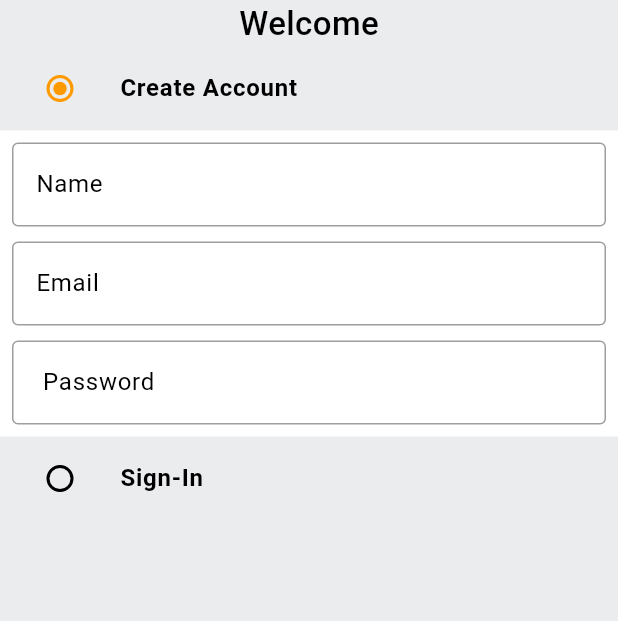
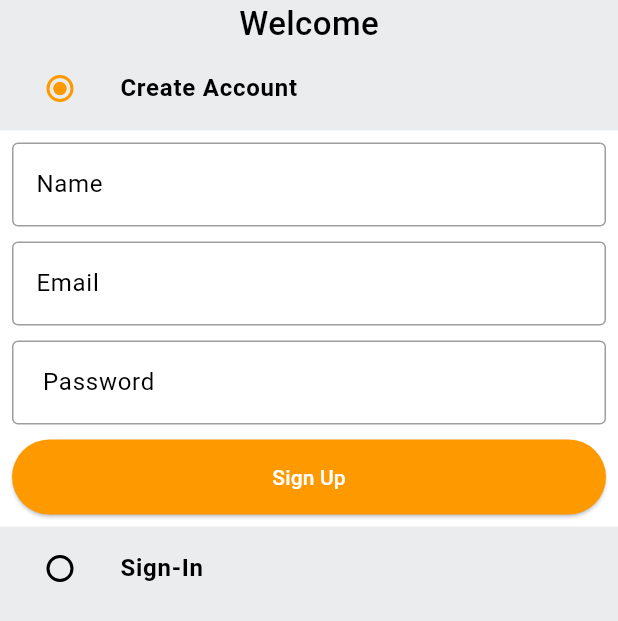
Before and after one commit to natanmuletahunde/node_tut2, a Flutter app: the screen it shows after launch, on a phone screen of 412 x 824 dp. Shown: the top 621 px of the screen. Run offline on Flutter 3.47's test engine with Material 3 defaults, Android fonts, the phone set to English and light mode, and no system bars.

Commit message:
modfiy the button

```diff
--- a/lib/common/widgets/custom_button.dart
+++ b/lib/common/widgets/custom_button.dart
@@ -1,19 +1,27 @@
+import 'package:amazon_clone/constants/global_variables.dart';
 import 'package:flutter/material.dart';
 
 class CustomButton extends StatelessWidget {
-  final String Text;
-
-  const CustomButton({super.key});
+  final String text;
+  final VoidCallback onTap;
+  const CustomButton({
+    super.key,
+    required this.text,
+    required this.onTap,
+  });
 
   @override
   Widget build(BuildContext context) {
-    return  ElevatedButton(
-            child:Text ('signUp'),
-            onPressed:() {
-            },
-            style: ElevatedButton.styleFrom(
-              minimumSize: const Size(double.infinity, 50)
-            ),
+    return ElevatedButton(
+      child: Text(
+        text,
+        style: const TextStyle(color: Colors.white),
+      ),
+      onPressed: onTap,
+      style: ElevatedButton.styleFrom(
+        backgroundColor: GlobalVariables.secondaryColor,
+        minimumSize: const Size(double.infinity, 50),
+      ),
     );
   }
 }
--- a/lib/features/auth/screens/auth_screen.dart
+++ b/lib/features/auth/screens/auth_screen.dart
@@ -1,3 +1,4 @@
+import 'package:amazon_clone/common/widgets/custom_button.dart';
 import 'package:amazon_clone/common/widgets/custom_textfield.dart';
 import 'package:amazon_clone/constants/global_variables.dart';
 import 'package:flutter/material.dart';
@@ -75,6 +76,8 @@ class _AuthScreenState extends State<AuthScreen> {
                             controller: _passwordController,
                               hintText: ' Password',
                           ),
+                          const SizedBox(height: 10,),
+                          CustomButton(text: 'Sign Up', onTap: () {})
                          ],
                     ), ),
                   ),
```
